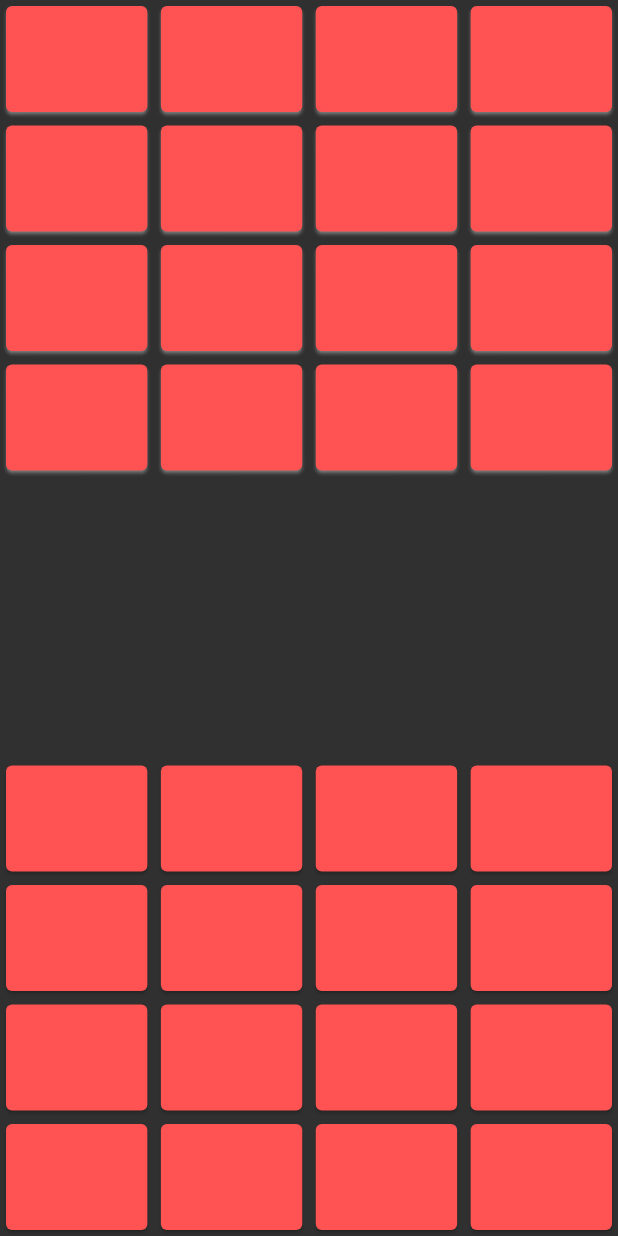
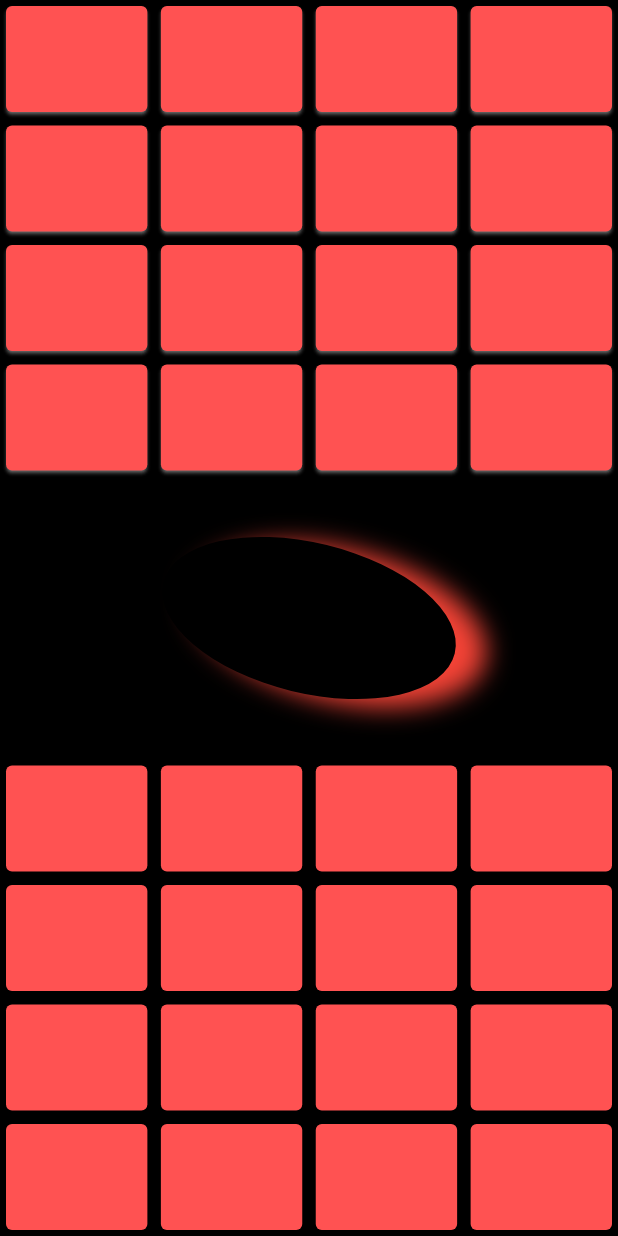
Before and after one commit to goranesine/color_game, a Flutter app: the screen it shows after launch, on a phone screen of 412 x 824 dp. Run offline on Flutter 3.47's test engine with Material 2 defaults, Android fonts, the phone set to English and light mode, and no system bars.

Commit message:
end_off_night

```diff
--- a/lib/gameLogic.dart
+++ b/lib/gameLogic.dart
@@ -49,12 +49,21 @@ class GameLogic extends ChangeNotifier {
   bool playerTwoColorMatched = false;
   bool playerOneWon = false;
   bool playerTwoWon = false;
-
+late Timer blackHoleTimer;
+double radius = -550;
   GameLogic() {
+    blackHoleTimer =  Timer.periodic(const Duration(milliseconds: 100), (Timer t) {
+        radius == 0 ? radius = -550 : radius++;
+        notifyListeners();
+    });
     //  colorsPlayerOne.shuffle();
     //  colorsPlayerTwo.shuffle();
   }
-
+  @override
+  void dispose() {
+blackHoleTimer.cancel();
+super.dispose();
+  }
   void startNewGame() {
     numberOfBlocks = 16;
     playerOneIsTapped = List.generate(16, (index) => false);
@@ -101,6 +110,7 @@ class GameLogic extends ChangeNotifier {
     playerTwoColorMatched = false;
     playerOneWon = false;
     playerTwoWon = false;
+    notifyListeners();
   }
 
   void gameLoop(int player, int blockIndex) {
--- a/lib/main.dart
+++ b/lib/main.dart
@@ -4,6 +4,7 @@ import 'package:flutter/material.dart';
 import 'package:flutter/scheduler.dart';
 import 'package:flutter/services.dart';
 import 'package:rendering_testing/pages/game_page.dart';
+import 'package:rendering_testing/pages/game_page_testing.dart';
 
 void main() {
   WidgetsFlutterBinding.ensureInitialized();
@@ -26,7 +27,7 @@ class MyApp extends StatelessWidget {
 
 
       theme: ThemeData.dark(),
-      home:  const GamePage(),
+      home:   const GamePage(),
     );
   }
 }
--- a/lib/pages/game_page.dart
+++ b/lib/pages/game_page.dart
@@ -1,18 +1,23 @@
 import 'package:flutter/material.dart';
-import 'package:flutter/services.dart';
 import 'package:provider/provider.dart';
 import 'package:rendering_testing/gameLogic.dart';
-
+import 'package:rendering_testing/widgets/black_hole.dart';
+import 'package:rendering_testing/widgets/starrs.dart';
 class GamePage extends StatelessWidget {
    const GamePage({super.key});
 
+
+
    @override
   Widget build(BuildContext context) {
-    double _height = MediaQuery.of(context).size.height;
+    double height = MediaQuery.of(context).size.height;
+    double width = MediaQuery.of(context).size.width;
 
     return ChangeNotifierProvider(
         create: (context) => GameLogic(),
-        child: Scaffold(body: Consumer<GameLogic>(
+        child: Scaffold(
+            backgroundColor: Colors.black,
+            body: Consumer<GameLogic>(
           builder: (context, value, child) {
             final playerOneWon =
                 context.select((GameLogic p) => p.playerOneWon);
@@ -23,22 +28,44 @@ class GamePage extends StatelessWidget {
             final playerTwoColorMatch =
                 context.select((GameLogic p) => p.playerTwoColorMatched);
 
-            return Stack(children: [
-              Column(
-                mainAxisAlignment: MainAxisAlignment.spaceAround,
-                children: [
-                  /// player one board
-playerTwoColorMatch == false
-                  ?
-                  Align(
+            return
+              value.playerOneWon == true || value.playerTwoWon == true
+              ? Center(
+                child: ElevatedButton(
+                  onPressed: ()=> {
+                    value.startNewGame(),
+                    value.playerOneWon = false,
+                    value.playerTwoWon = false,
+                  },
+                  child: Text("PLAY AGAIN?"),
+                ),
+              ):
+
+              Stack(children: [
+                Positioned(
+                    top: height/2-100,
+                    left: width/2-100,
+                    child: blackHole(value.radius)),
+
+              /// playerOneBoard
+              Positioned(
+                  top: 0,
+                  left: 0,
+                  child: SizedBox(
+                    width: width,
+                    height: height / 2,
+                    child: playerTwoColorMatch == false
+                        ? Align(
                             alignment: Alignment.topCenter,
                             child: SizedBox(
-                      height: _height / 2,
+                              height: height / 2,
                               child: GridView.builder(
                                   shrinkWrap: true,
                                   physics: const NeverScrollableScrollPhysics(),
-                          itemCount:
-                              context.watch<GameLogic>().colorsPlayerOne.length,
+                                  itemCount: context
+                                      .watch<GameLogic>()
+                                      .colorsPlayerOne
+                                      .length,
                                   gridDelegate:
                                       const SliverGridDelegateWithFixedCrossAxisCount(
                                     crossAxisCount: 4,
@@ -46,30 +73,44 @@ playerTwoColorMatch == false
                                     crossAxisSpacing: 1.0,
                                     childAspectRatio: 1.3,
                                   ),
-                          itemBuilder: (context, index) => GestureDetector(
+                                  itemBuilder: (context, index) =>
+                                      GestureDetector(
                                         onTap: () => value.gameLoop(1, index),
                                         child: Card(
                                           shadowColor: Colors.white,
-                                  color: value.playerOneIsTapped[index] == false
+                                          color:
+                                              value.playerOneIsTapped[index] ==
+                                                      false
                                                   ? Colors.redAccent
-                                      : value.colorsPlayerOne[index],
+                                                  : value
+                                                      .colorsPlayerOne[index],
                                         ),
                                       )),
                             ),
                           )
-: FlutterLogo(),
+                        : RotatedBox(
+                        quarterTurns: 2,
+                        child: Image.asset("assets/sofia.jpg")),
+                  )),
 
-
-                  /// player two board
-                  Align(
+              /// playerTwoBoard
+              Positioned(
+                  top: height / 2,
+                  left: 0,
+                  child: SizedBox(
+                    width: width,
+                    height: height / 2,
+                    child: playerOneColorMatch == false
+                        ? SizedBox(
+                            height: height / 2,
+                            child: Align(
                               alignment: Alignment.bottomCenter,
                               child: RotatedBox(
                                 quarterTurns: 2,
-                      child: SizedBox(
-                        height: _height / 2,
                                 child: GridView.builder(
                                     shrinkWrap: true,
-                            physics: const NeverScrollableScrollPhysics(),
+                                    physics:
+                                        const NeverScrollableScrollPhysics(),
                                     itemCount: context
                                         .watch<GameLogic>()
                                         .colorsPlayerTwo
@@ -81,11 +122,13 @@ playerTwoColorMatch == false
                                       crossAxisSpacing: 1.0,
                                       childAspectRatio: 1.3,
                                     ),
-                            itemBuilder: (context, index) => GestureDetector(
+                                    itemBuilder: (context, index) =>
+                                        GestureDetector(
                                           onTap: () => value.gameLoop(2, index),
                                           child: Card(
-                                    color:
-                                        value.playerTwoIsTapped[index] == false
+                                            color: value.playerTwoIsTapped[
+                                                        index] ==
+                                                    false
                                                 ? Colors.redAccent
                                                 : value.colorsPlayerTwo[index],
                                           ),
@@ -93,8 +136,8 @@ playerTwoColorMatch == false
                               ),
                             ),
                           )
-                ],
-              )
+                        : Image.asset("assets/gogo.jpg"),
+                  )),
             ]);
           },
         )));
--- /dev/null
+++ b/lib/widgets/black_hole.dart
@@ -0,0 +1,29 @@
+import 'package:flutter/material.dart';
+
+Widget blackHole(double angle) {
+  return Transform.rotate(
+    angle: angle,
+    alignment: Alignment.center,
+    child: Transform(
+      transform: Matrix4.identity()
+        ..setEntry(1, 1, 1)
+        ..rotateX(3.14 / 3.0),
+      alignment: FractionalOffset.center,
+      child: Container(
+        height: 200,
+        width: 200,
+        decoration: const BoxDecoration(
+          shape: BoxShape.circle,
+          color: Colors.black,
+          boxShadow: [
+            BoxShadow(
+                color: Colors.red,
+                blurRadius: 20.0,
+                offset: Offset(20.0, 0.0),
+                spreadRadius: 1.0)
+          ],
+        ),
+      ),
+    ),
+  );
+}
--- a/pubspec.yaml
+++ b/pubspec.yaml
@@ -61,9 +61,8 @@ flutter:
   uses-material-design: true
 
   # To add assets to your application, add an assets section, like this:
-  # assets:
-  #   - images/a_dot_burr.jpeg
-  #   - images/a_dot_ham.jpeg
+  assets:
+    - assets/
 
   # An image asset can refer to one or more resolution-specific "variants", see
   # https://flutter.dev/assets-and-images/#resolution-aware
```
Also changed, not shown: lib/widgets/starrs.dart (added, +44 -0 lines), assets/gogo.jpg (added), assets/sofia.jpg (added), lib/pages/game_page_testing.dart (added), 2 other files. Lines whose indentation alone changed are shown as unchanged.
